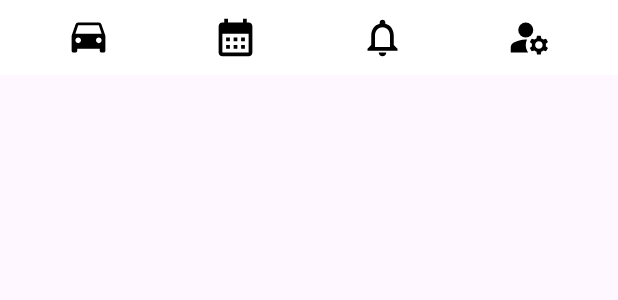
After one commit to Son301203/Car-booking, an Android app: the layout activity_calender_driver.xml on its own in the app's theme, with its tools: preview values and no code run, on a phone screen of 412 x 824 dp. The commit adds this screen. Shown: the top 300 px of the screen. Run offline under Robolectric (Android 15) with nearby library versions, the phone set to English and light mode, and no system bars.

Commit message:
Bottom Tab for Drivers

```diff
--- a/app/src/main/AndroidManifest.xml
+++ b/app/src/main/AndroidManifest.xml
@@ -17,6 +17,9 @@
         android:theme="@style/Theme.BookCar"
         tools:remove="android:appComponentFactory"
         tools:targetApi="31">
+        <activity
+            android:name=".view.drivers.CalenderDriverActivity"
+            android:exported="false" />
         <activity
             android:name=".view.drivers.LocationInMapActivity"
             android:exported="false" />
--- a/app/src/main/java/com/example/bookcar/view/bottomtab/TabManager.java
+++ b/app/src/main/java/com/example/bookcar/view/bottomtab/TabManager.java
@@ -8,6 +8,8 @@ import com.example.bookcar.view.AccountActivity;
 import com.example.bookcar.view.clients.HomeActivity;
 import com.example.bookcar.view.NotificationsActivity;
 import com.example.bookcar.view.clients.OrderActivity;
+import com.example.bookcar.view.drivers.CalenderDriverActivity;
+import com.example.bookcar.view.drivers.HomeDriversActivity;
 
 
 public class TabManager {
@@ -50,4 +52,23 @@ public class TabManager {
             });
         }
     }
+
+    public void setupTabDriver(LinearLayout tripTabDriver, LinearLayout calenderTabDriver, LinearLayout notifyTabDriver,  LinearLayout accountDriver){
+        if(tripTabDriver != null){
+            tripTabDriver.setOnClickListener(v -> {
+                Intent intent = new Intent(context, HomeDriversActivity.class);
+                intent.addFlags(Intent.FLAG_ACTIVITY_CLEAR_TOP | Intent.FLAG_ACTIVITY_SINGLE_TOP);
+                context.startActivity(intent);
+            });
+        }
+
+        if(calenderTabDriver != null){
+            calenderTabDriver.setOnClickListener(v -> {
+                Intent intent = new Intent(context, CalenderDriverActivity.class);
+                intent.addFlags(Intent.FLAG_ACTIVITY_CLEAR_TOP | Intent.FLAG_ACTIVITY_SINGLE_TOP);
+                context.startActivity(intent);
+            });
+        }
+
+    }
 }
--- a/app/src/main/java/com/example/bookcar/view/bottomtab/TabUtils.java
+++ b/app/src/main/java/com/example/bookcar/view/bottomtab/TabUtils.java
@@ -8,18 +8,22 @@ import com.example.bookcar.R;
 
 public class TabUtils {
     public static void setupTabs(Activity activity) {
-        // Tìm các LinearLayout của từng tab
         LinearLayout homeTab = activity.findViewById(R.id.home_tab);
         LinearLayout orderTab = activity.findViewById(R.id.order_tab);
         LinearLayout notifyTab = activity.findViewById(R.id.notification_tab);
         LinearLayout accountTab = activity.findViewById(R.id.account_tab);
 
+        LinearLayout tripTabDriver = activity.findViewById(R.id.trips_tab_driver);
+        LinearLayout calenderTabDriver = activity.findViewById(R.id.calender_tab_driver);
+        LinearLayout notifyTabDriver = activity.findViewById(R.id.notification_driver);
+        LinearLayout accountDriver = activity.findViewById(R.id.account_driver);
 
 
-        // Khởi tạo TabManager
+
         TabManager tabManager = new TabManager(activity);
 
-        // Kiểm tra null trước khi gọi setupTab
         tabManager.setupTab(homeTab, orderTab, notifyTab, accountTab);
+
+        tabManager.setupTabDriver(tripTabDriver, calenderTabDriver, notifyTabDriver, accountDriver);
     }
 }
--- /dev/null
+++ b/app/src/main/java/com/example/bookcar/view/drivers/CalenderDriverActivity.java
@@ -0,0 +1,30 @@
+package com.example.bookcar.view.drivers;
+
+import android.os.Bundle;
+
+import androidx.activity.EdgeToEdge;
+import androidx.appcompat.app.AppCompatActivity;
+import androidx.core.graphics.Insets;
+import androidx.core.view.ViewCompat;
+import androidx.core.view.WindowInsetsCompat;
+
+import com.example.bookcar.R;
+import com.example.bookcar.view.bottomtab.TabUtils;
+
+public class CalenderDriverActivity extends AppCompatActivity {
+
+    @Override
+    protected void onCreate(Bundle savedInstanceState) {
+        super.onCreate(savedInstanceState);
+        EdgeToEdge.enable(this);
+        setContentView(R.layout.activity_calender_driver);
+        ViewCompat.setOnApplyWindowInsetsListener(findViewById(R.id.main), (v, insets) -> {
+            Insets systemBars = insets.getInsets(WindowInsetsCompat.Type.systemBars());
+            v.setPadding(systemBars.left, systemBars.top, systemBars.right, systemBars.bottom);
+            return insets;
+        });
+
+
+        TabUtils.setupTabs(this);
+    }
+}
--- a/app/src/main/java/com/example/bookcar/view/drivers/HomeDriversActivity.java
+++ b/app/src/main/java/com/example/bookcar/view/drivers/HomeDriversActivity.java
@@ -18,6 +18,7 @@ import com.example.bookcar.adapter.TripAdapter;
 import com.example.bookcar.contracts.ClientCountCallback;
 import com.example.bookcar.databinding.ActivityHomeDriversBinding;
 import com.example.bookcar.model.Trips;
+import com.example.bookcar.view.bottomtab.TabUtils;
 import com.google.firebase.firestore.CollectionReference;
 import com.google.firebase.firestore.FirebaseFirestore;
 import com.google.firebase.firestore.QueryDocumentSnapshot;
@@ -64,6 +65,8 @@ public class HomeDriversActivity extends AppCompatActivity{
                 startActivity(intent);
             }
         });
+
+        TabUtils.setupTabs(this);
     }
 
     private void fetchTrips() {
--- a/app/src/main/java/com/example/bookcar/view/drivers/TripDetailActivity.java
+++ b/app/src/main/java/com/example/bookcar/view/drivers/TripDetailActivity.java
@@ -16,6 +16,7 @@ import com.example.bookcar.R;
 import com.example.bookcar.adapter.TripDetailAdapter;
 import com.example.bookcar.databinding.ActivityTripDetailBinding;
 import com.example.bookcar.model.Seat;
+import com.example.bookcar.view.bottomtab.TabUtils;
 import com.google.firebase.firestore.FirebaseFirestore;
 import com.google.firebase.firestore.QueryDocumentSnapshot;
 
@@ -54,6 +55,8 @@ public class TripDetailActivity extends AppCompatActivity {
         } else {
             Toast.makeText(this, "Error loading trip details", Toast.LENGTH_SHORT).show();
         }
+
+        TabUtils.setupTabs(this);
     }
 
     private void fetchClients() {
--- /dev/null
+++ b/app/src/main/res/drawable/calendar.xml
@@ -0,0 +1,5 @@
+<vector xmlns:android="http://schemas.android.com/apk/res/android" android:height="24dp" android:tint="#000000" android:viewportHeight="24" android:viewportWidth="24" android:width="24dp">
+
+    <path android:fillColor="@android:color/white" android:pathData="M19,4h-1V2h-2v2H8V2H6v2H5C3.89,4 3.01,4.9 3.01,6L3,20c0,1.1 0.89,2 2,2h14c1.1,0 2,-0.9 2,-2V6C21,4.9 20.1,4 19,4zM19,20H5V10h14V20zM9,14H7v-2h2V14zM13,14h-2v-2h2V14zM17,14h-2v-2h2V14zM9,18H7v-2h2V18zM13,18h-2v-2h2V18zM17,18h-2v-2h2V18z"/>
+
+</vector>
--- /dev/null
+++ b/app/src/main/res/drawable/drive_eta.xml
@@ -0,0 +1,5 @@
+<vector xmlns:android="http://schemas.android.com/apk/res/android" android:height="24dp" android:tint="#000000" android:viewportHeight="24" android:viewportWidth="24" android:width="24dp">
+
+    <path android:fillColor="@android:color/white" android:pathData="M18.92,5.01C18.72,4.42 18.16,4 17.5,4h-11c-0.66,0 -1.21,0.42 -1.42,1.01L3,11v8c0,0.55 0.45,1 1,1h1c0.55,0 1,-0.45 1,-1v-1h12v1c0,0.55 0.45,1 1,1h1c0.55,0 1,-0.45 1,-1v-8l-2.08,-5.99zM6.5,15c-0.83,0 -1.5,-0.67 -1.5,-1.5S5.67,12 6.5,12s1.5,0.67 1.5,1.5S7.33,15 6.5,15zM17.5,15c-0.83,0 -1.5,-0.67 -1.5,-1.5s0.67,-1.5 1.5,-1.5 1.5,0.67 1.5,1.5 -0.67,1.5 -1.5,1.5zM5,10l1.5,-4.5h11L19,10L5,10z"/>
+
+</vector>
--- /dev/null
+++ b/app/src/main/res/layout/activity_buttom_nav_drivers.xml
@@ -0,0 +1,83 @@
+<?xml version="1.0" encoding="utf-8"?>
+<androidx.constraintlayout.widget.ConstraintLayout xmlns:android="http://schemas.android.com/apk/res/android"
+    android:layout_width="match_parent"
+    android:layout_height="match_parent"
+    xmlns:app="http://schemas.android.com/apk/res-auto">
+
+    <!-- Bottom Navigation -->
+    <LinearLayout
+        android:id="@+id/bottomNavigation"
+        android:layout_width="match_parent"
+        android:layout_height="wrap_content"
+        android:background="#FFFFFF"
+        android:gravity="center"
+        android:orientation="horizontal"
+        android:padding="10dp"
+        android:elevation="2dp"
+        android:layout_marginTop="4dp"
+        app:layout_constraintBottom_toBottomOf="parent"
+        app:layout_constraintStart_toStartOf="parent"
+        app:layout_constraintEnd_toEndOf="parent">
+
+        <LinearLayout
+            android:id="@+id/trips_tab_driver"
+            android:layout_width="0dp"
+            android:layout_height="wrap_content"
+            android:layout_weight="1"
+            android:gravity="center"
+            android:orientation="vertical">
+            <ImageView
+                android:layout_width="30dp"
+                android:layout_height="30dp"
+                android:contentDescription="Home Icon"
+                android:src="@drawable/drive_eta" />
+        </LinearLayout>
+
+
+        <LinearLayout
+            android:id="@+id/calender_tab_driver"
+            android:layout_width="0dp"
+            android:layout_height="wrap_content"
+            android:layout_weight="1"
+            android:gravity="center"
+            android:orientation="vertical">
+            <ImageView
+                android:layout_width="30dp"
+                android:layout_height="30dp"
+                android:contentDescription="Order Icon"
+                android:src="@drawable/calendar"/>
+        </LinearLayout>
+
+        <LinearLayout
+            android:id="@+id/notification_driver"
+            android:layout_width="0dp"
+            android:layout_height="wrap_content"
+            android:layout_weight="1"
+            android:gravity="center"
+            android:orientation="vertical">
+            <ImageView
+                android:layout_width="30dp"
+                android:layout_height="30dp"
+                android:contentDescription="Notification"
+                android:src="@drawable/baseline_notifications_none_24" />
+        </LinearLayout>
+
+        <LinearLayout
+            android:id="@+id/account_driver"
+            android:layout_width="0dp"
+            android:layout_height="wrap_content"
+            android:layout_weight="1"
+            android:gravity="center"
+            android:orientation="vertical">
+
+            <ImageView
+                android:layout_width="30dp"
+                android:layout_height="30dp"
+                android:contentDescription="Account Icon"
+                android:src="@drawable/baseline_manage_accounts_24" />
+
+
+        </LinearLayout>
+    </LinearLayout>
+
+</androidx.constraintlayout.widget.ConstraintLayout>
--- /dev/null
+++ b/app/src/main/res/layout/activity_calender_driver.xml
@@ -0,0 +1,17 @@
+<?xml version="1.0" encoding="utf-8"?>
+<androidx.constraintlayout.widget.ConstraintLayout xmlns:android="http://schemas.android.com/apk/res/android"
+    xmlns:app="http://schemas.android.com/apk/res-auto"
+    xmlns:tools="http://schemas.android.com/tools"
+    android:id="@+id/main"
+    android:layout_width="match_parent"
+    android:layout_height="match_parent"
+    tools:context=".view.drivers.CalenderDriverActivity">
+
+
+    <include
+        android:id="@+id/bottomNavigationDriver"
+        layout="@layout/activity_buttom_nav_drivers"
+        android:layout_width="match_parent"
+        android:layout_height="wrap_content"
+        android:layout_alignParentBottom="true" />
+</androidx.constraintlayout.widget.ConstraintLayout>
--- a/app/src/main/res/layout/activity_home_drivers.xml
+++ b/app/src/main/res/layout/activity_home_drivers.xml
@@ -29,4 +29,11 @@
         android:padding="16dp"
         android:dividerHeight="1dp"
         android:scrollingCache="true" />
+
+    <include
+        android:id="@+id/bottomNavigationDriver"
+        layout="@layout/activity_buttom_nav_drivers"
+        android:layout_width="match_parent"
+        android:layout_height="wrap_content"
+        android:layout_alignParentBottom="true" />
 </LinearLayout>
```
